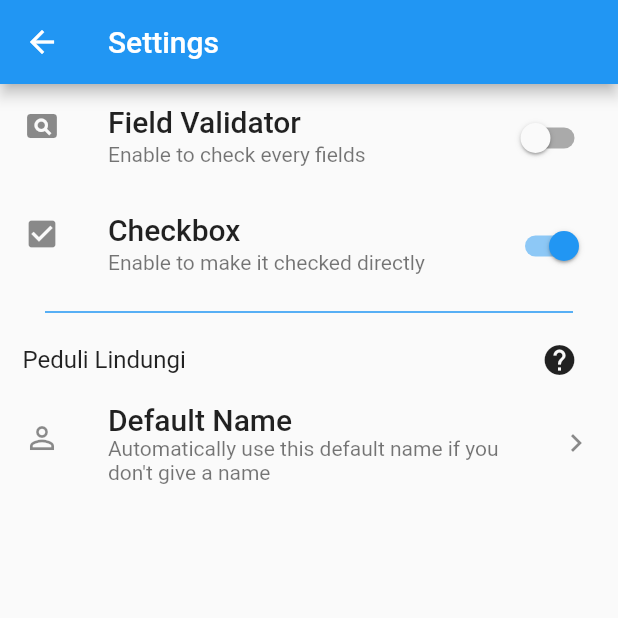
After one commit to zerowu49/plclone, a Flutter app: the screen it shows after launch, after a tap on the "settings" icon, on a phone screen of 412 x 824 dp, the top half of it. The commit adds this screen. Run offline on Flutter 3.47's test engine with Material 2 defaults, Android fonts, the phone set to English and light mode, and no system bars; our stand-ins replace flutter_icons, get, sizer, styled_text.

Commit message:
add: settings & pl controller

```diff
--- a/lib/controller/data_controller.dart
+++ b/lib/controller/data_controller.dart
@@ -8,7 +8,9 @@ class DataController extends GetxController {
   RxString place = "".obs;
   RxString kategori = "".obs;
   Rx<platformEnum> platform = platformEnum.gojek.obs;
+
+  // Configurable
   RxBool checkbox = true.obs;
-
   RxBool enableValidator = false.obs;
+  RxString defaultName = "Kevin".obs;
 }
--- a/lib/page/main_page.dart
+++ b/lib/page/main_page.dart
@@ -3,6 +3,7 @@ import 'package:flutter/widgets.dart';
 import 'package:get/get.dart';
 import 'package:plclone/controller/data_controller.dart';
 import 'package:plclone/page/additional_form.dart';
+import 'package:plclone/page/settings_page.dart';
 import 'package:plclone/widget/icon_card.dart';
 import 'package:sizer/sizer.dart';
 
@@ -16,6 +17,17 @@ class MainPage extends StatelessWidget {
     return Scaffold(
       appBar: AppBar(
         title: Text("Peduli Lindungi Clone"),
+        actions: [
+          IconButton(
+            onPressed: () {
+              Get.to(
+                () => SettingsPage(),
+                transition: Transition.rightToLeft,
+              );
+            },
+            icon: Icon(Icons.settings),
+          ),
+        ],
       ),
       body: Container(
         padding: EdgeInsets.symmetric(
--- /dev/null
+++ b/lib/page/settings_page.dart
@@ -0,0 +1,136 @@
+import 'package:flutter/material.dart';
+import 'package:get/get.dart';
+import 'package:plclone/controller/data_controller.dart';
+import 'package:plclone/widget/custom_field_form.dart';
+
+class SettingsPage extends StatelessWidget {
+  const SettingsPage({Key? key}) : super(key: key);
+
+  @override
+  Widget build(BuildContext context) {
+    DataController _controller = Get.find<DataController>();
+    TextStyle titleStyle = const TextStyle(
+      fontWeight: FontWeight.w500,
+      fontSize: 20,
+    );
+    Color color = Theme.of(context).primaryColor;
+
+    return Scaffold(
+      appBar: AppBar(
+        title: Text("Settings"),
+      ),
+      body: SafeArea(
+        child: Obx(
+          () => ListView(
+            children: [
+              ListTile(
+                title: Text(
+                  "Field Validator",
+                  style: titleStyle,
+                ),
+                subtitle: Text("Enable to check every fields"),
+                leading: Icon(Icons.pageview),
+                trailing: Switch.adaptive(
+                  value: _controller.enableValidator.value,
+                  onChanged: (value) {
+                    _controller.enableValidator.value = value;
+                  },
+                ),
+              ),
+              ListTile(
+                title: Text(
+                  "Checkbox",
+                  style: titleStyle,
+                ),
+                subtitle: Text("Enable to make it checked directly"),
+                leading: Icon(Icons.check_box),
+                trailing: Switch.adaptive(
+                  value: _controller.checkbox.value,
+                  onChanged: (value) {
+                    _controller.checkbox.value = value;
+                  },
+                ),
+              ),
+              CustomDivider(color: color),
+              Container(
+                padding: EdgeInsets.symmetric(horizontal: 15),
+                child: Row(
+                  mainAxisAlignment: MainAxisAlignment.spaceBetween,
+                  children: [
+                    Text(
+                      "Peduli Lindungi",
+                      style: TextStyle(fontSize: 16),
+                    ),
+                    IconButton(
+                      onPressed: () {
+                        Get.defaultDialog(
+                          title: "Affect Platform",
+                          middleText:
+                              "All settings only affect on Peduli Lindungi Platform",
+                          textConfirm: "OK",
+                          onConfirm: () => Get.back(),
+                        );
+                      },
+                      icon: Icon(Icons.help),
+                    ),
+                  ],
+                ),
+              ),
+              ListTile(
+                title: Text(
+                  "Default Name",
+                  style: titleStyle,
+                ),
+                subtitle: Text(
+                  "Automatically use this default name if you don't give a name",
+                ),
+                leading: Icon(Icons.perm_identity),
+                trailing: Icon(Icons.keyboard_arrow_right),
+                onTap: () {
+                  Get.defaultDialog(
+                    title: "Default Name",
+                    content: CustomFieldForm(
+                      initialValue: _controller.defaultName.value,
+                      keyboardType: TextInputType.text,
+                      labelText: 'Default Name',
+                      color: color,
+                      validator: (value) {
+                        if (value!.length == 0) {
+                          return "Oops, yang ini wajib diisi";
+                        }
+                        return "";
+                      },
+                      onChanged: (val) => _controller.defaultName.value = val,
+                    ),
+                    textConfirm: "OK",
+                    onConfirm: () => Get.back(),
+                  );
+                },
+              ),
+            ],
+          ),
+        ),
+      ),
+    );
+  }
+}
+
+class CustomDivider extends StatelessWidget {
+  const CustomDivider({
+    Key? key,
+    required this.color,
+  }) : super(key: key);
+
+  final color;
+
+  @override
+  Widget build(BuildContext context) {
+    return Container(
+      padding: EdgeInsets.symmetric(horizontal: 30),
+      child: Divider(
+        thickness: 1,
+        color: color,
+      ),
+    );
+  }
+}
```
Also changed, not shown: lib/page/result_page.dart (+45 -24 lines), lib/widget/custom_checkbox.dart (+10 -15 lines).
